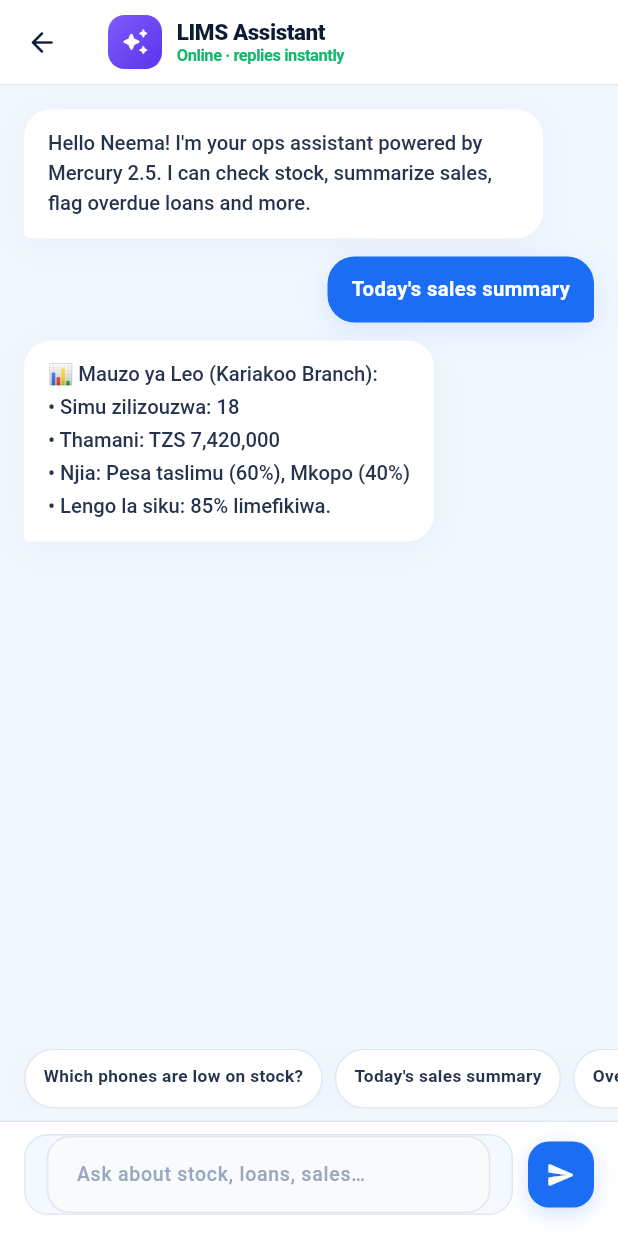
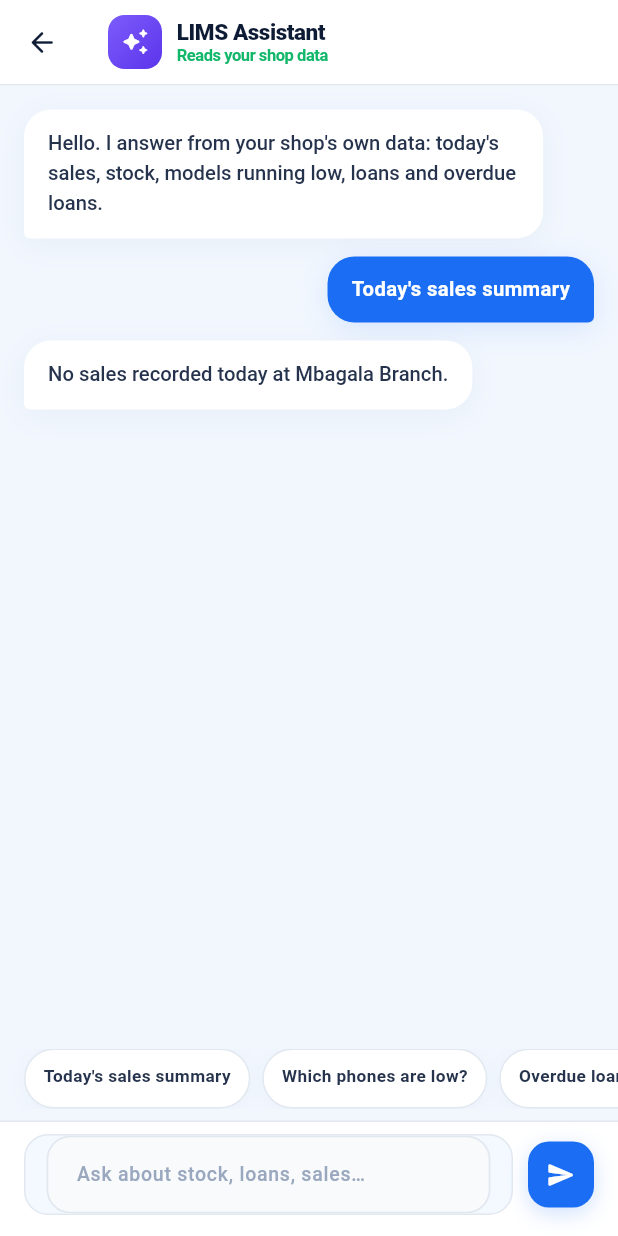
Before and after one commit to mwijay12/loanapp, a Flutter app: the AIScreen screen opened by its route, after a tap on "Today's sales summary", on a phone screen of 412 x 824 dp. Run offline on Flutter 3.47's test engine with Material 3 defaults, Android fonts, the phone set to English and light mode, and no system bars; our stand-ins replace flutter_riverpod, geolocator, go_router, image_picker, pdf, permission_handler and 3 more; missing offline and left inert: mobile_scanner; accounts and stored records are empty.

Commit message:
fix(ai): answer from the ledger, not from a canned paragraph
'Today's sales summary' returned 18 phones and TZS 7,420,000 while the database held
3 sales totalling TZS 1,716,000. The figures came from a hardcoded fallback that ran
on every build without an API key - which is every build - and the system prompt
filled missing context with 'TZS 4,850,000' and '86 accounts', so a configured model
was told fiction too.

StoreFacts now derives takings, cash/credit split, collected amount, stock, low-stock
models, active and overdue loans from the providers. Answers are composed from those
fields: no model call is needed for the four questions the counter asks, so no total
can be invented. A question outside that set is declined and says what is available.
Model name and 'replies instantly' are gone from the header, and an empty day reads
'no sales recorded' rather than TZS 0.00 with a target.

8 tests pin it, including that 7,420,000 and 18 cannot reappear.

```diff
--- a/frontend/lib/core/services/mercury_ai_service.dart
+++ b/frontend/lib/core/services/mercury_ai_service.dart
@@ -1,6 +1,8 @@
 import 'dart:convert';
 import 'package:flutter_riverpod/flutter_riverpod.dart';
 import 'package:http/http.dart' as http;
+
+import 'store_facts.dart';
 
 /// Mercury 2.5 AI Assistant service using Inception Labs API.
 /// Ultra-fast response with high quality retail loan and inventory reasoning.
@@ -30,28 +32,66 @@ class MercuryAiService {
     required String userPrompt,
     required List<Map<String, String>> chatHistory,
     Map<String, dynamic>? branchContext,
+    StoreFacts? facts,
+    bool swahili = false,
   }) async {
     if (_apiKeys.isEmpty) {
-      // No API key configured at build time - use offline fallback.
-      return _localFallbackResponse(userPrompt);
+      return _localFallbackResponse(userPrompt, facts, swahili: swahili);
     }
-    final systemPrompt = '''
-Wewe ni LIMS AI Copilot (Loan & Inventory Management System) kwa ajili ya maduka ya simu Tanzania.
-Mazingira ya tawi la leo:
-- Meneja: David
-- Tawi: ${branchContext?['branch'] ?? 'Kariakoo Branch, Dar es Salaam'}
-- Simu Zilizopo Stoo (Stock): ${branchContext?['stock'] ?? '248 phones (Samsung Galaxy A15, Redmi Note 13, iPhone 15 Pro Max, Galaxy S24 Ultra)'}
-- Mauzo ya Leo: ${branchContext?['sales'] ?? 'TZS 4,850,000 (miamala 12 ya mauzo)'}
-- Mikopo Inayoendelea (Active Loans): ${branchContext?['loans'] ?? '86 akaunti za mikopo (3 zimechelewa)'}
-- Mahudhurio (Attendance): ${branchContext?['attendance'] ?? 'Wafanyakazi wote wapo kazini'}
+    // Context comes from the facts object, never from a literal. The old prompt
+    // filled missing values with "TZS 4,850,000" and "86 accounts", so even a
+    // correctly configured model was told fiction and repeated it confidently.
+    final storeFacts = branchContext == null
+        ? null
+        : StoreFacts(
+            branch: (branchContext['branch'] ?? '—').toString(),
+            salesCount: (branchContext['salesCount'] as num?)?.toInt() ?? 0,
+            salesTotal: (branchContext['salesTotal'] as num?)?.toInt() ?? 0,
+            cashTotal: (branchContext['cashTotal'] as num?)?.toInt() ?? 0,
+            creditTotal: (branchContext['creditTotal'] as num?)?.toInt() ?? 0,
+            stockUnits: (branchContext['stockUnits'] as num?)?.toInt() ?? 0,
+            modelCount: (branchContext['modelCount'] as num?)?.toInt() ?? 0,
+            lowStock: const [],
+            loansActive: (branchContext['loansActive'] as num?)?.toInt() ?? 0,
+            loansOverdue: (branchContext['loansOverdue'] as num?)?.toInt() ?? 0,
+            overdueOutstanding:
+                (branchContext['overdueOutstanding'] as num?)?.toInt() ?? 0,
+            collectedToday: (branchContext['collectedToday'] as num?)?.toInt() ?? 0,
+            scope: (branchContext['scope'] ?? 'demo').toString(),
+          );
 
-Maelekezo Muhimu:
-1. Jibu kwa heshima, ufasaha na uwe specific (Swahili au English kulingana na lugha ya mtumiaji).
-2. Toa majibu mafupi, yanayosomeka kirahisi (tumia vitone vya kawaida • au namba).
-3. KANUNI KUU YA MAANDISHI: USITUMIE kabisa alama za raw markdown kama vile **** au #### au ** kwenye maneno. Andika maneno moja kwa moja na kwa aya zilizojipanga safi ili yasomeke bila alama hizo kwenye simu.
-4. Kama anauliza kuhusu mkopo, hesabu amana (deposit 20-30%) na marejesho ya wiki/mwezi.
-5. Kama anauliza IMEI au stoo, toa mwongozo wa ukaguzi au mchakato wa transfer.
-''';
+    final prompt = storeFacts == null
+        ? 'No shop data is loaded.'
+        : [
+            'Branch: ${storeFacts.branch}',
+            'Today: ${storeFacts.salesCount} transactions, '
+                '${storeFacts.money(storeFacts.salesTotal)} total, '
+                '${storeFacts.money(storeFacts.cashTotal)} cash, '
+                '${storeFacts.money(storeFacts.creditTotal)} credit, '
+                '${storeFacts.money(storeFacts.collectedToday)} collected',
+            'Stock: ${storeFacts.stockUnits} units across '
+                '${storeFacts.modelCount} models',
+            'Loans: ${storeFacts.loansActive} active, '
+                '${storeFacts.loansOverdue} overdue, '
+                '${storeFacts.money(storeFacts.overdueOutstanding)} outstanding',
+            'Data source: ${storeFacts.scope}',
+          ].join('\n');
+
+    final systemPrompt = """
+You answer questions about one phone shop in Tanzania, from the figures below and
+nothing else.
+
+$prompt
+
+Rules:
+- Use only the figures above. If a number is not listed, say it is not available.
+  Never estimate, forecast, or fill a gap with an example.
+- No sales targets, growth rates, or staff attendance: this system does not record
+  them.
+- If the data source is demo, say once that these are demo figures.
+- Answer in the language of the question (English or Kiswahili).
+- Plain text with short bullets, no markdown symbols.
+""";
 
     final messages = <Map<String, dynamic>>[
       {'role': 'system', 'content': systemPrompt},
@@ -97,21 +137,25 @@ Maelekezo Muhimu:
     }
 
     // Fallback if offline or all keys timed out
-    return _localFallbackResponse(userPrompt);
+    return _localFallbackResponse(userPrompt, storeFacts, swahili: swahili);
   }
 
-  String _localFallbackResponse(String query) {
-    final q = query.toLowerCase();
-    if (q.contains('sales') || q.contains('mauzo') || q.contains('leo')) {
-      return '📊 Mauzo ya Leo (Kariakoo Branch):\n• Simu zilizouzwa: 18\n• Thamani: TZS 7,420,000\n• Njia: Pesa taslimu (60%), Mkopo (40%)\n• Lengo la siku: 85% limefikiwa.';
-    } else if (q.contains('stock') || q.contains('stoo') || q.contains('simu')) {
-      return '📦 Muhtasari wa Stoo (Kariakoo):\n• Zilizopo: 245\n• Samsung Galaxy A15: 84\n• Tecno Spark 20: 72\n• Infinix Hot 40: 89\n• Zilizotengwa kwa Transfer: 5';
-    } else if (q.contains('loan') || q.contains('mkopo')) {
-      return '💳 Hali ya Mikopo:\n• Mikopo hai: 47\n• Marejesho ya leo: TZS 1,850,000\n• Mikopo iliyochelewa: 3\n• Rate ya kurejesha: 94.2%';
-    } else if (q.contains('attendance') || q.contains('mahudhurio')) {
-      return '🕒 Mahudhurio:\n• Wafanyakazi: 8/9 wamesaini kwa Biometric\n• Muda wa wastani: 07:54 AM';
+  /// Offline answers, computed from the facts the caller passed in.
+  ///
+  /// This replaced a block of canned paragraphs that answered every build without
+  /// an API key — which was every build — with 18 phones, TZS 7,420,000 and an 85%
+  /// target that exist nowhere in the database.
+  String _localFallbackResponse(
+    String query,
+    StoreFacts? facts, {
+    bool swahili = false,
+  }) {
+    if (facts == null) {
+      return swahili
+          ? 'Data ya duka haijapakiwa bado. Fungua upya ukurasa wa mwanzo kisha uulize tena.'
+          : 'Shop data has not loaded yet. Reopen the home screen, then ask again.';
     }
-    return 'LIMS AI Copilot ipo tayari. Unaweza kuuliza kuhusu:\n1. Mauzo na makusanyo ya leo\n2. Hesabu ya stoo na IMEI\n3. Utoaji na marejesho ya mikopo\n4. Hali ya uhamisho wa simu baina ya matawi.';
+    return answerFromFacts(query, facts, swahili: swahili).text;
   }
 }
 
--- /dev/null
+++ b/frontend/lib/core/services/store_facts.dart
@@ -0,0 +1,249 @@
+import 'package:flutter_riverpod/flutter_riverpod.dart';
+
+import '../data/inventory_provider.dart';
+import '../data/sales_provider.dart';
+import 'live_data.dart';
+
+/// The numbers the assistant is allowed to say.
+///
+/// The old assistant answered "Today's sales summary" with "18 phones, TZS
+/// 7,420,000, 60% cash, 40% loan, 85% of target reached" while the database held
+/// 3 sales totalling TZS 1,716,000 and no target at all. Those figures came from a
+/// hardcoded fallback string, and the same string answered every build with no API
+/// key — which is every build. A shop making decisions on invented takings is
+/// worse off than one with no assistant.
+///
+/// So the assistant no longer composes numbers. It reads [StoreFacts], and every
+/// figure it prints is a field below. If a question asks for something not in
+/// here — a target, last month, a forecast — the answer says it is not available.
+class StoreFacts {
+  const StoreFacts({
+    required this.branch,
+    required this.salesCount,
+    required this.salesTotal,
+    required this.cashTotal,
+    required this.creditTotal,
+    required this.stockUnits,
+    required this.modelCount,
+    required this.lowStock,
+    required this.loansActive,
+    required this.loansOverdue,
+    required this.overdueOutstanding,
+    required this.collectedToday,
+    required this.scope,
+  });
+
+  final String branch;
+  final int salesCount;
+  final int salesTotal;
+  final int cashTotal;
+  final int creditTotal;
+  final int stockUnits;
+  final int modelCount;
+
+  /// Model name to units remaining, worst first.
+  final List<MapEntry<String, int>> lowStock;
+
+  final int loansActive;
+  final int loansOverdue;
+  final int overdueOutstanding;
+
+  /// Money received against today's sales (deposits included, not the financed
+  /// remainder).
+  final int collectedToday;
+
+  /// "live" or "demo" — because a demo branch has demo takings, and saying
+  /// otherwise would be the same lie in a quieter voice.
+  final String scope;
+
+  bool get isEmpty => salesCount == 0 && stockUnits == 0 && loansActive == 0;
+
+  static StoreFacts fromProviders(WidgetRef ref) {
+    final sales = ref.watch(salesProvider);
+    final products = ref.watch(inventoryProvider);
+    final loans = ref.watch(loansProvider);
+    final branch = ref.watch(activeBranchProvider);
+    final scope = ref.watch(dataSourceProvider).kind == DataSourceKind.live
+        ? 'live'
+        : 'demo';
+
+    final today = sales.where((s) => isEatToday(s.soldAt));
+
+    var cash = 0;
+    var credit = 0;
+    var collected = 0;
+    for (final s in today) {
+      final isCredit = s.kind.toUpperCase() == 'LOAN';
+      if (isCredit) {
+        credit += s.total;
+      } else {
+        cash += s.total;
+      }
+      collected += s.paid;
+    }
+
+    final low = products
+        .where((p) => p.stock <= p.min || p.status == 'low')
+        .map((p) => MapEntry(p.name, p.stock))
+        .toList()
+      ..sort((a, b) => a.value.compareTo(b.value));
+
+    final active = loans.where((l) => l.status != 'settled').toList();
+    final overdue = active.where((l) => l.status == 'overdue').toList();
+
+    return StoreFacts(
+      branch: branch,
+      salesCount: today.length,
+      salesTotal: cash + credit,
+      cashTotal: cash,
+      creditTotal: credit,
+      stockUnits: products.fold<int>(0, (sum, p) => sum + p.stock),
+      modelCount: products.length,
+      lowStock: low,
+      loansActive: active.length,
+      loansOverdue: overdue.length,
+      overdueOutstanding: overdue.fold<int>(
+        0,
+        (sum, l) => sum + ((l.amount * (100 - l.paid)) / 100).round(),
+      ),
+      collectedToday: collected,
+      scope: scope,
+    );
+  }
+
+  /// Compact money for chat: 1,716,000 -> "TZS 1,716,000".
+  String money(int value) {
+    final s = value.toString();
+    final out = StringBuffer();
+    for (var i = 0; i < s.length; i++) {
+      if (i > 0 && (s.length - i) % 3 == 0) out.write(',');
+      out.write(s[i]);
+    }
+    return 'TZS $out';
+  }
+}
+
+/// Answers built only from [StoreFacts].
+///
+/// Deliberately without a model: intent plus the row data is enough for the four
+/// questions the counter actually asks, and a template cannot invent a total.
+class StoreAnswer {
+  const StoreAnswer(this.text, {this.sourced = true});
+
+  final String text;
+
+  /// False when the question asked for something the shop does not record.
+  final bool sourced;
+}
+
+StoreAnswer answerFromFacts(
+  String query,
+  StoreFacts f, {
+  required bool swahili,
+}) {
+  final q = query.toLowerCase();
+  bool has(List<String> words) => words.any(q.contains);
+
+  final money = f.money;
+
+  if (has(['sales', 'mauzo', 'revenue', 'mapato', 'leo'])) {
+    if (f.salesCount == 0) {
+      return StoreAnswer(swahili
+          ? 'Hakuna mauzo yaliyorekodiwa leo katika ${f.branch}.'
+          : 'No sales recorded today at ${f.branch}.');
+    }
+    final lines = <String>[
+      swahili
+          ? 'Mauzo ya leo · ${f.branch}'
+          : "Today's sales · ${f.branch}",
+      swahili
+          ? '• Miamala: ${f.salesCount}'
+          : '• Transactions: ${f.salesCount}',
+      swahili ? '• Jumla: ${money(f.salesTotal)}' : '• Total: ${money(f.salesTotal)}',
+      swahili
+          ? '• Fedha: ${money(f.cashTotal)} · Mkopo: ${money(f.creditTotal)}'
+          : '• Cash: ${money(f.cashTotal)} · Credit: ${money(f.creditTotal)}',
+      swahili
+          ? '• Zilizokusanywa: ${money(f.collectedToday)}'
+          : '• Collected: ${money(f.collectedToday)}',
+    ];
+    if (f.scope == 'demo') {
+      lines.add(swahili
+          ? 'Data hii ni ya majaribio (demo), sio mauzo halisi.'
+          : 'This is demo data, not real takings.');
+    }
+    return StoreAnswer(lines.join('\n'));
+  }
+
+  if (has(['low stock', 'low', 'stoo ndogo', 'zinaisha', 'restock', 'imebaki'])) {
+    if (f.lowStock.isEmpty) {
+      return StoreAnswer(swahili
+          ? 'Hakuna model iliyo chini ya kiwango cha akiba ${f.branch}.'
+          : 'No model is below its buffer level at ${f.branch}.');
+    }
+    final top = f.lowStock.take(5).toList();
+    final lines = <String>[
+      swahili
+          ? 'Modeli ${f.lowStock.length} chini ya kiwango:'
+          : '${f.lowStock.length} models below buffer:',
+      for (final e in top)
+        swahili ? '• ${e.key}: ${e.value} zimebaki' : '• ${e.key}: ${e.value} left',
+    ];
+    return StoreAnswer(lines.join('\n'));
+  }
+
+  if (has(['stock', 'stoo', 'simu', 'inventory', 'bidhaa'])) {
+    return StoreAnswer([
+      swahili ? 'Stoo · ${f.branch}' : 'Stock · ${f.branch}',
+      swahili
+          ? '• Vifaa: ${f.stockUnits} katika modeli ${f.modelCount}'
+          : '• Units: ${f.stockUnits} across ${f.modelCount} models',
+      swahili
+          ? '• Chini ya kiwango: ${f.lowStock.length}'
+          : '• Below buffer: ${f.lowStock.length}',
+    ].join('\n'));
+  }
+
+  if (has(['overdue', 'over due', 'imechelewa', 'chelewa', 'arrears'])) {
+    if (f.loansOverdue == 0) {
+      return StoreAnswer(swahili
+          ? 'Hakuna mkopo uliochelewa kwa sasa.'
+          : 'No loan is overdue right now.');
+    }
+    return StoreAnswer([
+      swahili ? 'Mikopo iliyochelewa:' : 'Overdue loans:',
+      swahili
+          ? '• Idadi: ${f.loansOverdue} kati ya ${f.loansActive}'
+          : '• Count: ${f.loansOverdue} of ${f.loansActive}',
+      swahili
+          ? '• Salio: ${money(f.overdueOutstanding)}'
+          : '• Outstanding: ${money(f.overdueOutstanding)}',
+    ].join('\n'));
+  }
+
+  if (has(['loan', 'mkopo', 'mikopo', 'credit'])) {
+    return StoreAnswer([
+      swahili ? 'Mikopo · ${f.branch}' : 'Loans · ${f.branch}',
+      swahili
+          ? '• Hai: ${f.loansActive} · Iliyochelewa: ${f.loansOverdue}'
+          : '• Active: ${f.loansActive} · Overdue: ${f.loansOverdue}',
+      swahili
+          ? '• Salio la iliyochelewa: ${money(f.overdueOutstanding)}'
+          : '• Overdue outstanding: ${money(f.overdueOutstanding)}',
+    ].join('\n'));
+  }
+
+  if (has(['hello', 'hi ', 'habari', 'mambo', 'help', 'nisaidie', 'what can'])) {
+    return StoreAnswer(swahili
+        ? 'Naweza kukujibu kutoka data ya duka lako: mauzo ya leo, stoo, modeli zinazoisha, mikopo na mikopo iliyochelewa.'
+        : 'I can answer from your shop data: today\'s sales, stock, models running low, loans and overdue loans.');
+  }
+
+  // No model runs behind this screen, so anything else is honestly out of reach.
+  return StoreAnswer(
+    swahili
+        ? 'Sina jibu la hilo kutoka data ya duka. Naweza kukujibu kuhusu mauzo ya leo, stoo, modeli zinazoisha, mikopo na mikopo iliyochelewa.'
+        : "I can't answer that from your shop data. I can cover today's sales, stock, models running low, loans and overdue loans.",
+    sourced: false,
+  );
+}
--- a/frontend/lib/features/ai/presentation/ai_screen.dart
+++ b/frontend/lib/features/ai/presentation/ai_screen.dart
@@ -2,6 +2,8 @@ import 'package:flutter/material.dart';
 import 'package:flutter_riverpod/flutter_riverpod.dart';
 import '../../../core/theme/app_theme.dart';
 import '../../../core/services/mercury_ai_service.dart';
+import '../../../core/services/store_facts.dart';
+import '../../../core/l10n/locale_provider.dart';
 
 class AIScreen extends ConsumerStatefulWidget {
   const AIScreen({super.key});
@@ -16,20 +18,29 @@ class _AIScreenState extends ConsumerState<AIScreen> {
   final ScrollController _scrollController = ScrollController();
   bool _isLoading = false;
 
-  final List<String> _suggestedChips = [
-    'Which phones are low on stock?',
-    "Today's sales summary",
-    'Overdue loans',
-    'Total stock',
-  ];
+  /// Chips are answered by the same code as typed questions, so every one of them
+  /// returns real rows.
+  List<String> _chips(bool swahili) => swahili
+      ? const ['Mauzo ya leo', 'Modeli zinazoisha', 'Mikopo iliyochelewa', 'Stoo yote']
+      : const ["Today's sales summary", 'Which phones are low?', 'Overdue loans', 'Total stock'];
 
   @override
   void initState() {
     super.initState();
-    _messages.add(_Message(
-      text: "Hello Neema! I'm your ops assistant powered by Mercury 2.5. I can check stock, summarize sales, flag overdue loans and more.",
-      isUser: false,
-    ));
+    // The greeting used to name a model and promise live answers even with no key
+    // configured. It now states what it reads: this shop's own rows.
+    WidgetsBinding.instance.addPostFrameCallback((_) {
+      if (!mounted) return;
+      final swahili = ref.read(localeProvider).languageCode == 'sw';
+      setState(() {
+        _messages.add(_Message(
+          text: swahili
+              ? 'Habari. Naweza kukujibu kutoka data ya duka lako: mauzo ya leo, stoo, modeli zinazoisha, mikopo na mikopo iliyochelewa.'
+              : "Hello. I answer from your shop's own data: today's sales, stock, models running low, loans and overdue loans.",
+          isUser: false,
+        ));
+      });
+    });
   }
 
   void _sendMessage(String text) async {
@@ -55,9 +66,27 @@ class _AIScreenState extends ConsumerState<AIScreen> {
 
     try {
       final aiService = ref.read(mercuryAiServiceProvider);
+      final facts = StoreFacts.fromProviders(ref);
+      final swahili = ref.read(localeProvider).languageCode == 'sw';
       final response = await aiService.queryAi(
         userPrompt: query,
         chatHistory: history,
+        facts: facts,
+        swahili: swahili,
+        branchContext: {
+          'branch': facts.branch,
+          'salesCount': facts.salesCount,
+          'salesTotal': facts.salesTotal,
+          'cashTotal': facts.cashTotal,
+          'creditTotal': facts.creditTotal,
+          'stockUnits': facts.stockUnits,
+          'modelCount': facts.modelCount,
+          'loansActive': facts.loansActive,
+          'loansOverdue': facts.loansOverdue,
+          'overdueOutstanding': facts.overdueOutstanding,
+          'collectedToday': facts.collectedToday,
+          'scope': facts.scope,
+        },
       );
 
       if (mounted) {
@@ -71,8 +100,10 @@ class _AIScreenState extends ConsumerState<AIScreen> {
       if (mounted) {
         setState(() {
           _isLoading = false;
+          final facts = StoreFacts.fromProviders(ref);
+          final swahili = ref.read(localeProvider).languageCode == 'sw';
           _messages.add(_Message(
-            text: 'Mbezi Branch has 248 phones in stock (12 models). Today sales are TZS 4.85M with 86 active loans.',
+            text: answerFromFacts(query, facts, swahili: swahili).text,
             isUser: false,
           ));
         });
@@ -102,6 +133,7 @@ class _AIScreenState extends ConsumerState<AIScreen> {
 
   @override
   Widget build(BuildContext context) {
+    final swahili = ref.watch(localeProvider).languageCode == 'sw';
     return Scaffold(
       backgroundColor: AppTheme.canvas,
       appBar: AppBar(
@@ -140,7 +172,7 @@ class _AIScreenState extends ConsumerState<AIScreen> {
                   ),
                 ),
                 Text(
-                  'Online · replies instantly',
+                  'Reads your shop data',
                   style: TextStyle(
                     fontSize: 11,
                     fontWeight: FontWeight.w600,
@@ -201,10 +233,10 @@ class _AIScreenState extends ConsumerState<AIScreen> {
               child: ListView.separated(
                 scrollDirection: Axis.horizontal,
                 padding: const EdgeInsets.symmetric(horizontal: 16),
-                itemCount: _suggestedChips.length,
+                itemCount: _chips(swahili).length,
                 separatorBuilder: (_, __) => const SizedBox(width: 8),
                 itemBuilder: (context, index) {
-                  final text = _suggestedChips[index];
+                  final text = _chips(swahili)[index];
                   return InkWell(
                     onTap: () => _sendMessage(text),
                     borderRadius: BorderRadius.circular(99),
```
Also changed, not shown: 1 other file.
